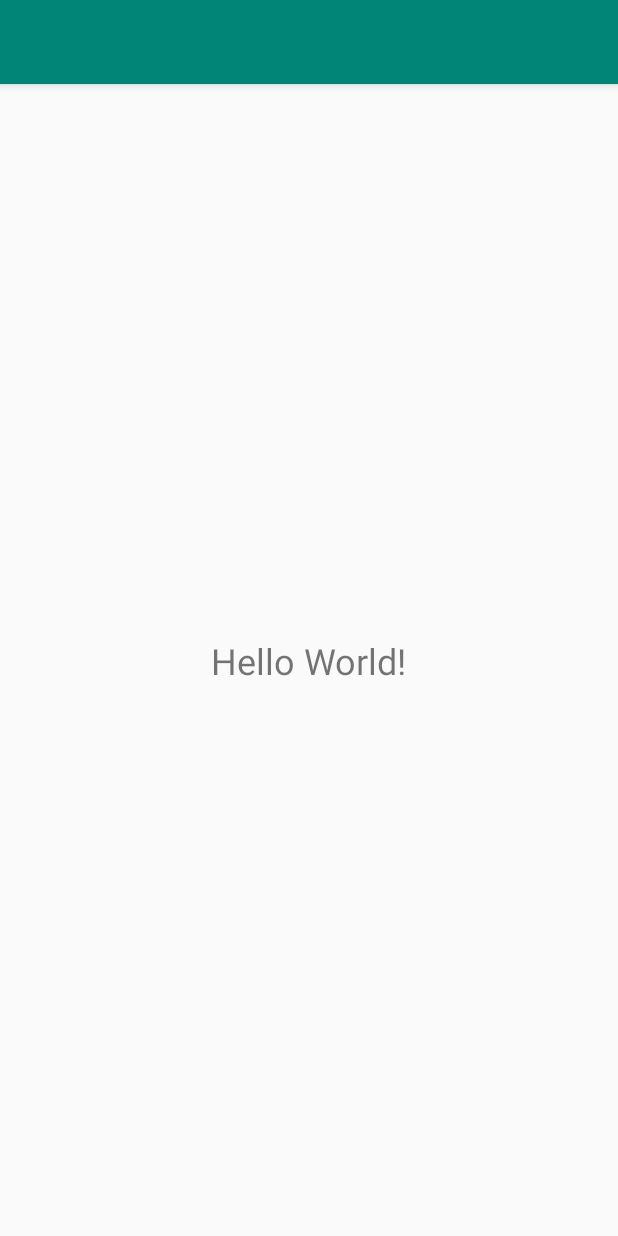
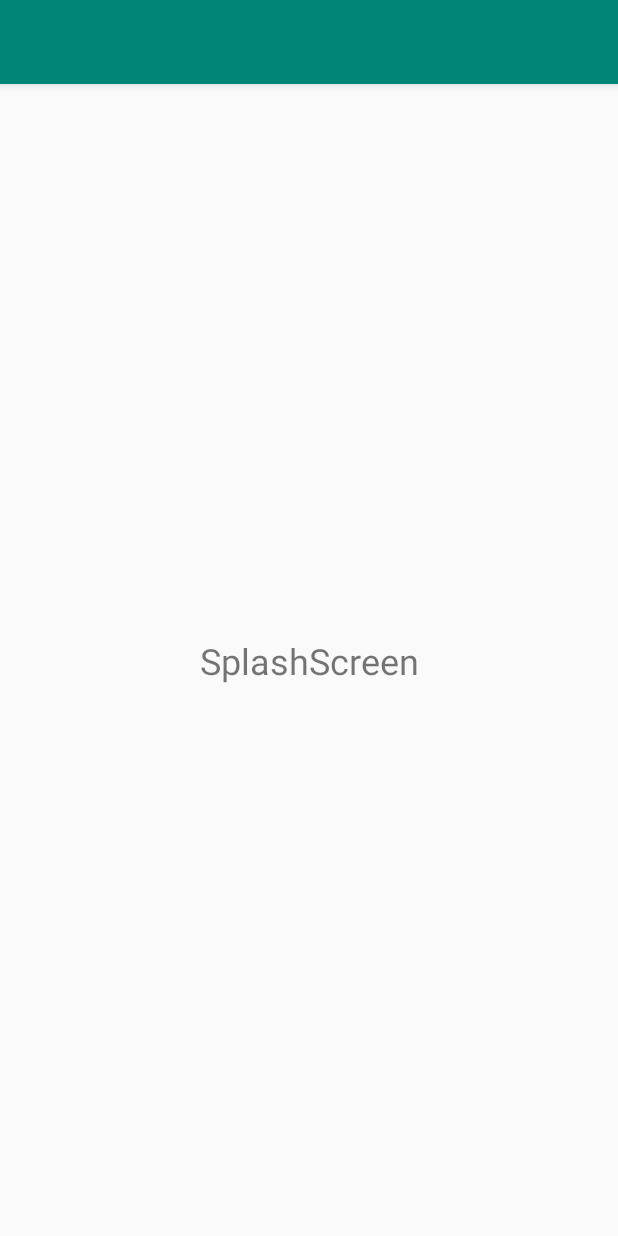
Before and after one commit to HTC77/android-examples, an Android app: the screen it shows after launch (MainActivity), on a phone screen of 412 x 824 dp. Run offline under Robolectric (Android 15) with nearby library versions, the light colour scheme and no system bars.

Commit message:
init SplashScreen

```diff
--- a/app/src/main/res/layout/activity_main.xml
+++ b/app/src/main/res/layout/activity_main.xml
@@ -9,7 +9,7 @@
     <TextView
         android:layout_width="wrap_content"
         android:layout_height="wrap_content"
-        android:text="Hello World!"
+        android:text="SplashScreen"
         android:textSize="24sp"
         app:layout_constraintBottom_toBottomOf="parent"
         app:layout_constraintLeft_toLeftOf="parent"
```
